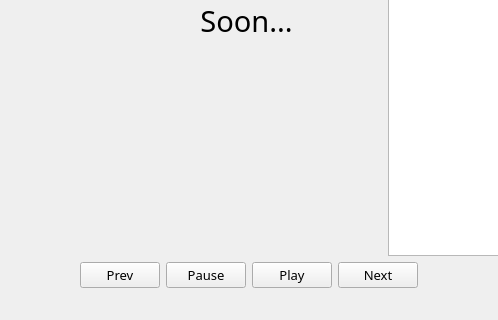
Old version of the form MyMainWindow.ui in the repository Lunc312/Audio-player; both pictures show x 228 to 726 and y 286 to 606 of the 954 by 606 pixel window.
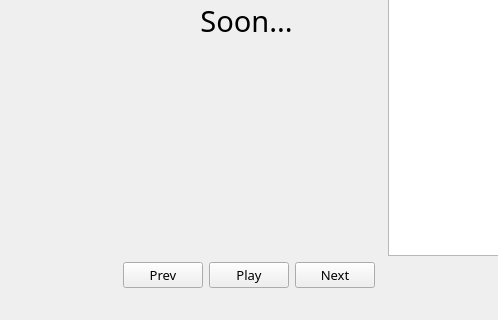
New version of the form. Icons and pictures are not drawn.

Commit message: Logic + Gui are working

Diff of the .ui file:
```diff
--- a/MyMainWindow.ui
+++ b/MyMainWindow.ui
@@ -84,20 +84,6 @@
         </property>
        </widget>
       </item>
-      <item>
-       <widget class="QPushButton" name="pushButton_pause">
-        <property name="text">
-         <string>Pause</string>
-        </property>
-        <property name="icon">
-         <iconset>
-          <normaloff>icons/control-pause.png</normaloff>icons/control-pause.png</iconset>
-        </property>
-        <property name="checkable">
-         <bool>true</bool>
-        </property>
-       </widget>
-      </item>
       <item>
        <widget class="QPushButton" name="pushButton_play">
         <property name="text">
```
The commit also changes 4 other files.
